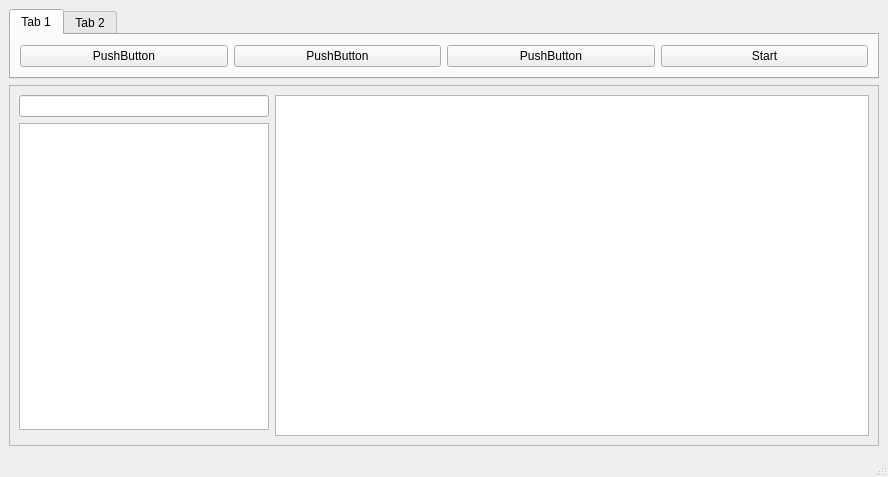
First picture: the form in app/mainwindow.ui, repository HitryDmitry/PhotonicsCAD, before the edit.
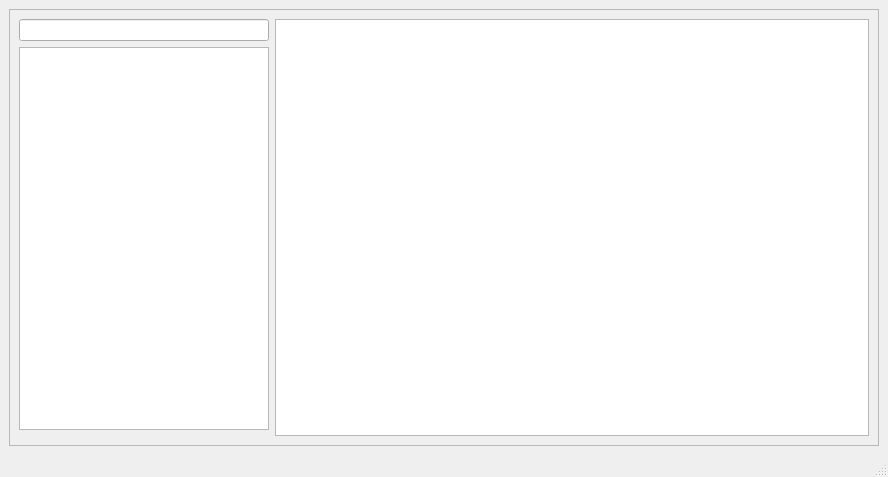
Second picture: the form after the edit. Custom widgets are drawn as their Qt base class.

Commit message: Небольшие изменения

```diff
--- a/app/mainwindow.ui
+++ b/app/mainwindow.ui
@@ -20,59 +20,6 @@
    <layout class="QVBoxLayout" name="verticalLayout_2">
     <item>
      <layout class="QVBoxLayout" name="verticalLayout">
-      <item>
-       <widget class="QTabWidget" name="tabWidget">
-        <property name="sizePolicy">
-         <sizepolicy hsizetype="Expanding" vsizetype="Fixed">
-          <horstretch>0</horstretch>
-          <verstretch>0</verstretch>
-         </sizepolicy>
-        </property>
-        <property name="currentIndex">
-         <number>0</number>
-        </property>
-        <widget class="QWidget" name="tab">
-         <attribute name="title">
-          <string>Tab 1</string>
-         </attribute>
-         <layout class="QGridLayout" name="gridLayout">
-          <item row="0" column="1">
-           <widget class="QPushButton" name="pushButton_3">
-            <property name="text">
-             <string>PushButton</string>
-            </property>
-           </widget>
-          </item>
-          <item row="0" column="3">
-           <widget class="QPushButton" name="pushButton">
-            <property name="text">
-             <string>Start</string>
-            </property>
-           </widget>
-          </item>
-          <item row="0" column="0">
-           <widget class="QPushButton" name="pushButton_2">
-            <property name="text">
-             <string>PushButton</string>
-            </property>
-           </widget>
-          </item>
-          <item row="0" column="2">
-           <widget class="QPushButton" name="pushButton_4">
-            <property name="text">
-             <string>PushButton</string>
-            </property>
-           </widget>
-          </item>
-         </layout>
-        </widget>
-        <widget class="QWidget" name="tab_2">
-         <attribute name="title">
-          <string>Tab 2</string>
-         </attribute>
-        </widget>
-       </widget>
-      </item>
       <item>
        <layout class="QHBoxLayout" name="horizontalLayout">
         <item>
@@ -86,7 +33,7 @@
              <x>0</x>
              <y>0</y>
              <width>864</width>
-             <height>330</height>
+             <height>410</height>
             </rect>
            </property>
            <layout class="QHBoxLayout" name="horizontalLayout_4">
```
Left out of the diff: 2 changed lines with no effect on the pictures. The commit also changes 2 other files.
